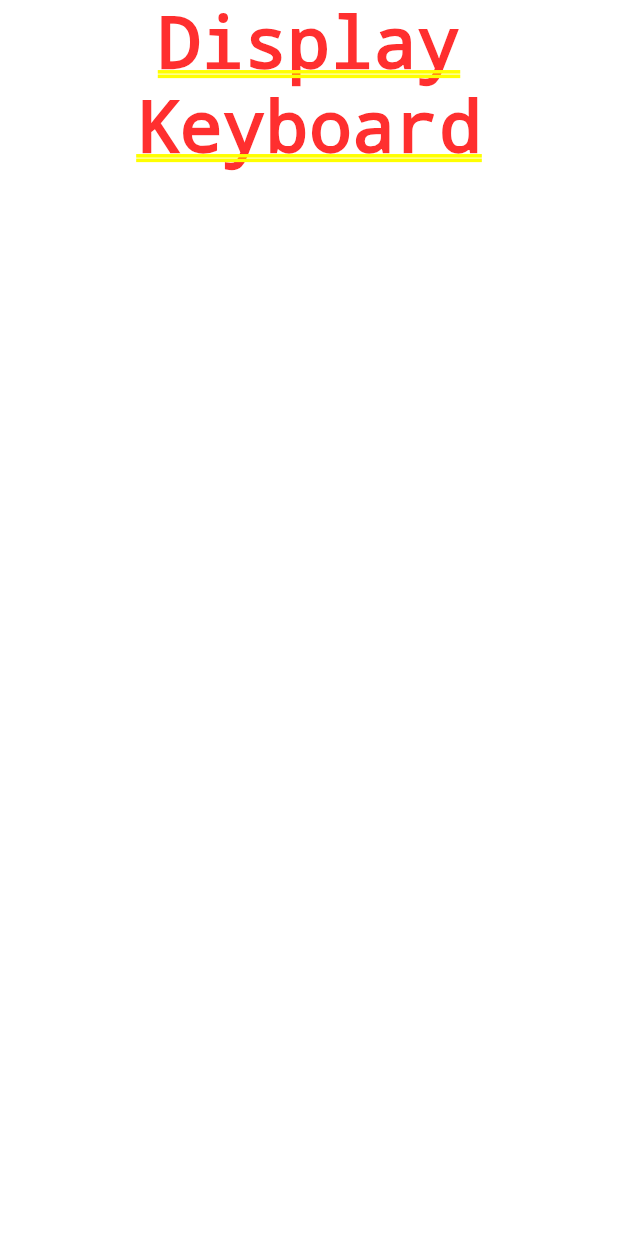
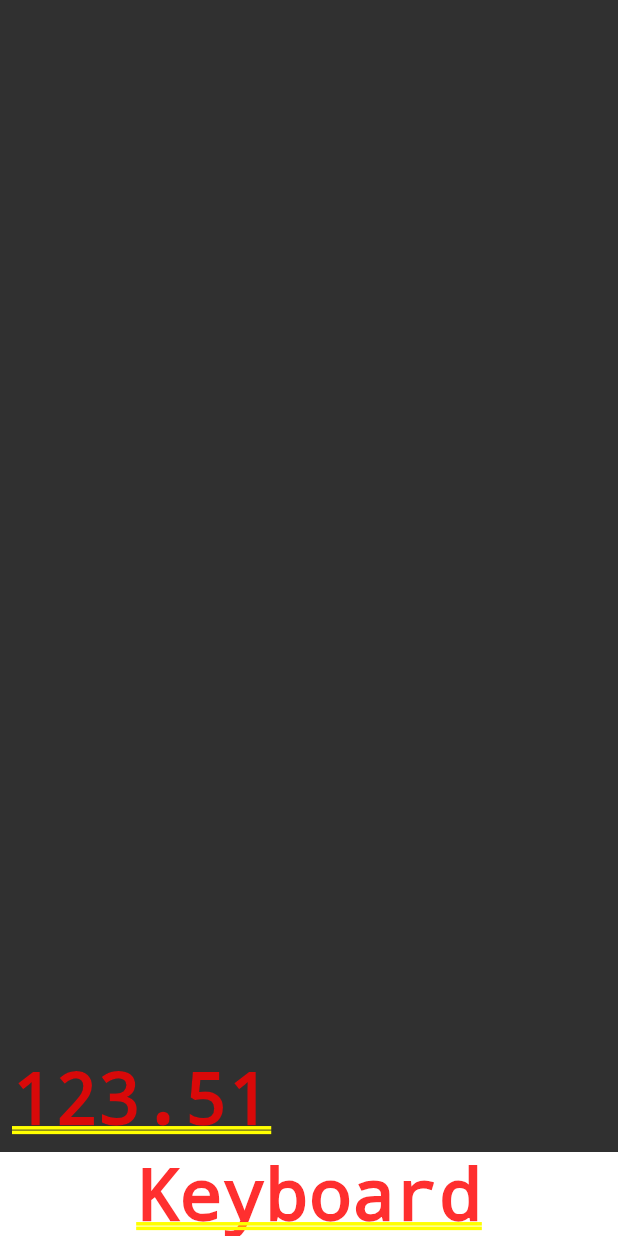
Before and after one commit to LucasWMedeiros/calculator, a Flutter app: the screen it shows after launch, on a phone screen of 412 x 824 dp. Run offline on Flutter 3.47's test engine with Material 2 defaults, Android fonts, the phone set to English and light mode, and no system bars.

Commit message:
iniciando ajustes do componente de display

```diff
--- /dev/null
+++ b/lib/component/display.dart
@@ -0,0 +1,27 @@
+import 'package:flutter/material.dart';
+
+class Display extends StatelessWidget {
+
+  final String text;
+  const Display(this.text);
+
+  @override
+  Widget build(BuildContext context) {
+    return Expanded(
+      flex: 1,
+      child: Container(
+        color: Color.fromRGBO(48, 48, 48, 1),
+        child: Column(
+          crossAxisAlignment: CrossAxisAlignment.stretch,
+          mainAxisAlignment: MainAxisAlignment.end,
+          children: [
+            Padding(
+              padding: const EdgeInsets.all(8.0),
+              child: Text(text),
+            ),
+          ],
+        ),
+      ),
+    );
+  }
+}
--- a/lib/screen/calculator.dart
+++ b/lib/screen/calculator.dart
@@ -1,3 +1,4 @@
+import 'package:calculator/component/display.dart';
 import 'package:flutter/material.dart';
 
 class Calculator extends StatelessWidget {
@@ -8,7 +9,7 @@ class Calculator extends StatelessWidget {
     return MaterialApp(
       home: Column(
         children: [
-          Text('Display'),
+          Display('123.51'),
           Text('Keyboard'),
         ],
       ),
```
